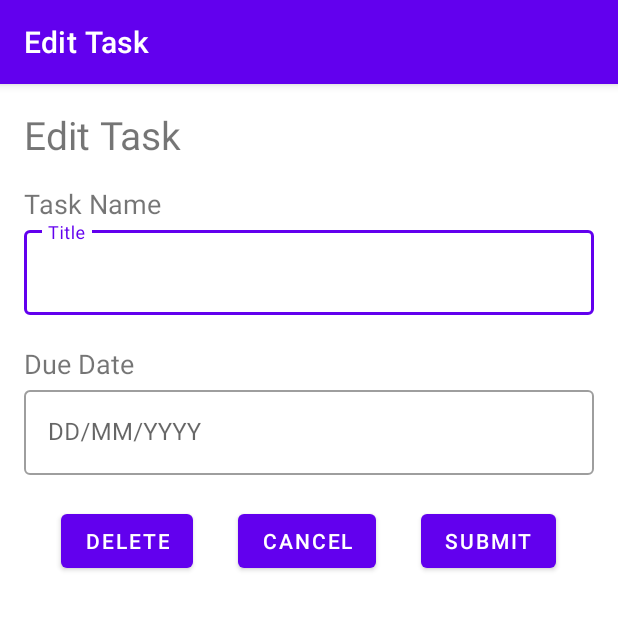
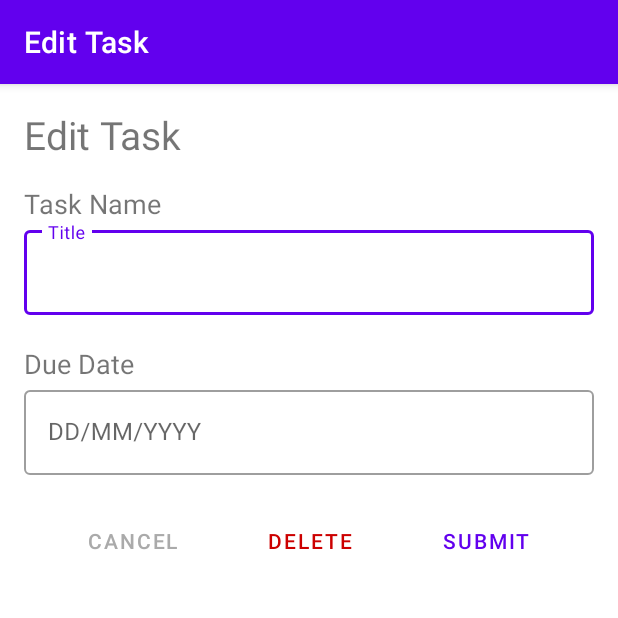
Before and after one commit to COSC310-Team12/ToDoList, an Android app: the EditToDo screen opened directly, with no data from a screen before it, on a phone screen of 412 x 824 dp, the top half of it. Run offline under Robolectric (Android 15) with nearby library versions, the phone set to English and light mode, and no system bars; 4 statements that could not run were skipped.

Commit message:
- Updated look of the buttons on the edit page

```diff
--- a/app/build.gradle
+++ b/app/build.gradle
@@ -8,7 +8,7 @@ android {
     defaultConfig {
         applicationId "com.example.todolist"
         minSdk 21
-        targetSdk 32
+        targetSdk 33
         versionCode 1
         versionName "1.0"
 
--- a/app/src/main/res/layout/activity_edit_todo.xml
+++ b/app/src/main/res/layout/activity_edit_todo.xml
@@ -72,27 +72,32 @@
             android:orientation="horizontal">
 
             <Button
-                android:id="@+id/deleteButton"
+                android:id="@+id/cancelEditButton"
                 android:layout_width="wrap_content"
                 android:layout_height="wrap_content"
-                android:onClick="deleteButton"
-                android:text="Delete" />
+                android:onClick="goBack"
+                android:text="Cancel"
+                android:textColor="@android:color/darker_gray"
+                style="?android:attr/buttonBarButtonStyle" />
 
             <Button
-                android:id="@+id/cancelEditButton"
+                android:id="@+id/deleteButton"
                 android:layout_width="wrap_content"
                 android:layout_height="wrap_content"
                 android:layout_marginStart="30dp"
                 android:layout_marginEnd="30dp"
-                android:onClick="goBack"
-                android:text="Cancel" />
+                android:onClick="deleteButton"
+                android:text="Delete"
+                android:textColor="@android:color/holo_red_dark"
+                style="?android:attr/buttonBarButtonStyle" />
 
             <Button
                 android:id="@+id/submitEditButton"
                 android:layout_width="wrap_content"
                 android:layout_height="wrap_content"
                 android:onClick="submit"
-                android:text="Submit" />
+                android:text="Submit"
+                style="?android:attr/buttonBarButtonStyle" />
         </LinearLayout>
 
     </LinearLayout>
--- a/app/src/main/res/values/colors.xml
+++ b/app/src/main/res/values/colors.xml
@@ -7,4 +7,5 @@
     <color name="teal_700">#FF018786</color>
     <color name="black">#FF000000</color>
     <color name="white">#FFFFFFFF</color>
+    <color name="light_grey">#FF999999</color>
 </resources>
--- a/app/src/main/res/values/themes.xml
+++ b/app/src/main/res/values/themes.xml
@@ -10,7 +10,15 @@
         <item name="colorSecondaryVariant">@color/teal_700</item>
         <item name="colorOnSecondary">@color/black</item>
         <!-- Status bar color. -->
-        <item name="android:statusBarColor" tools:targetApi="l">?attr/colorPrimaryVariant</item>
+        <item name="android:statusBarColor" >?attr/colorPrimaryVariant</item>
         <!-- Customize your theme here. -->
     </style>
+
+    <style name="Button.Red" parent="ThemeOverlay.AppCompat">
+        <item name="colorAccent">@android:color/holo_red_dark</item>
+    </style>
+
+    <style name="Button.LightGrey" parent="ThemeOverlay.AppCompat">
+        <item name="colorAccent">@color/light_grey</item>
+    </style>
 </resources>
```
